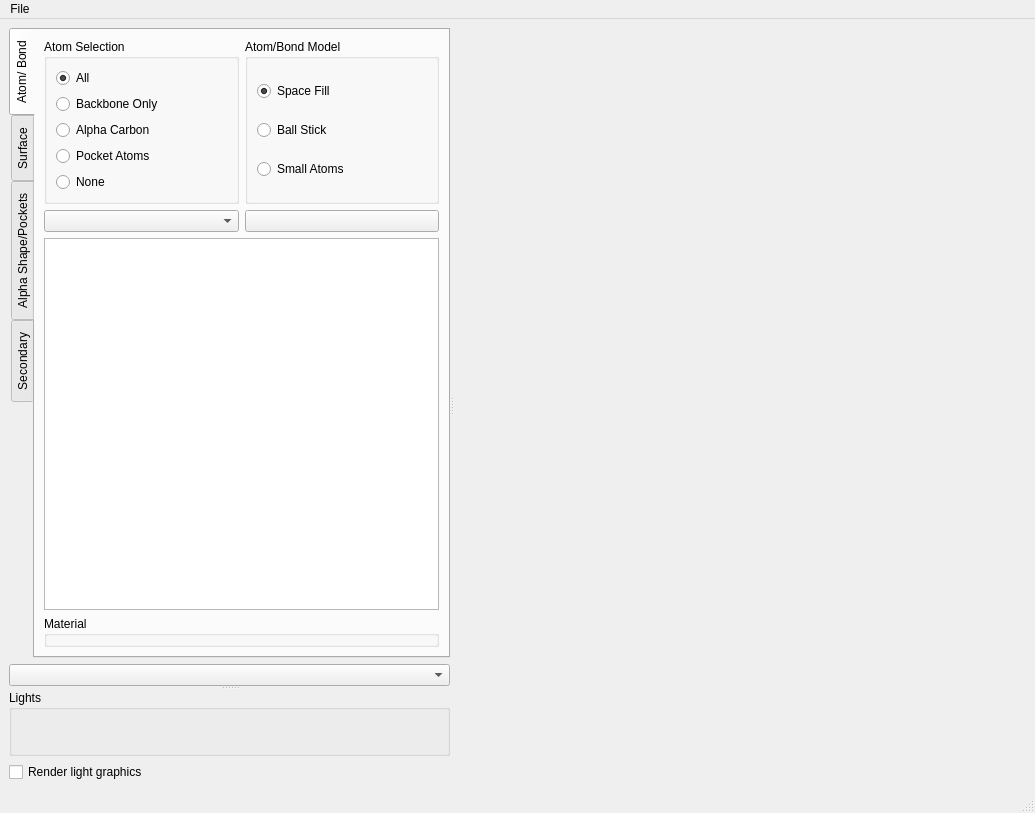
nithins/proteinvis, file pv_app/forms/mainwindow.ui: the form before one commit.
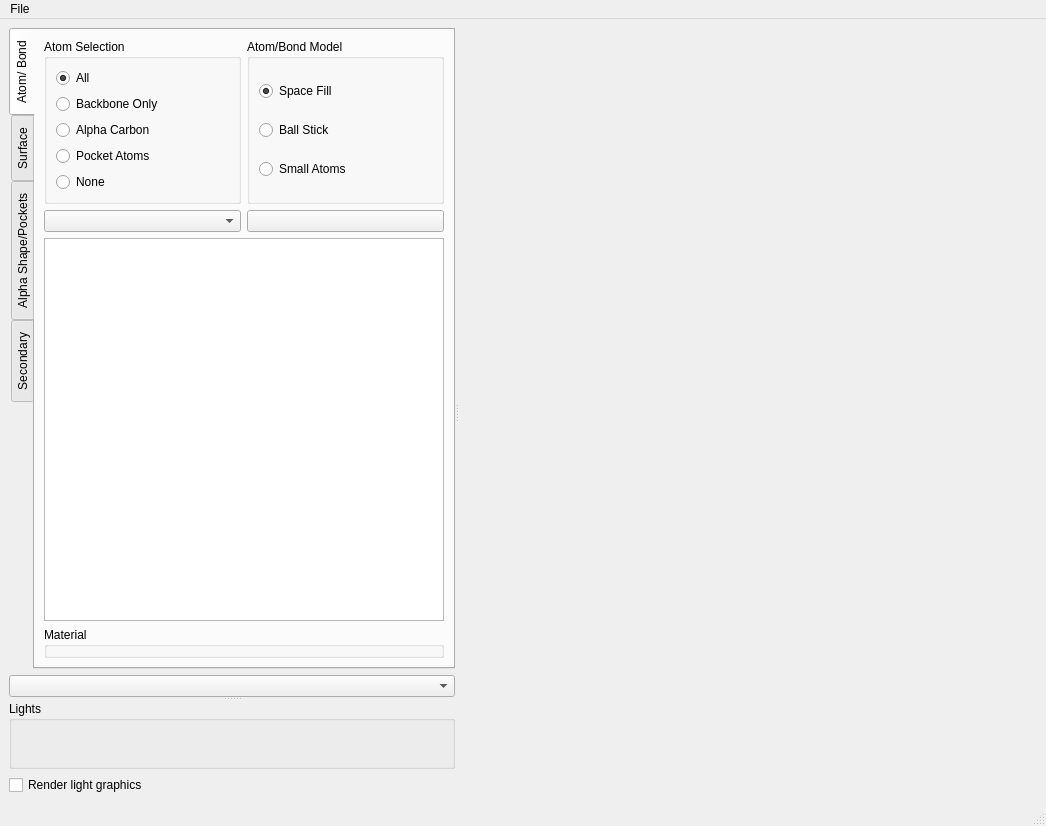
The form after the commit. Icons and pictures are not drawn. Custom widgets are drawn as their Qt base class.

Patch:
```diff
--- a/pv_app/forms/mainwindow.ui
+++ b/pv_app/forms/mainwindow.ui
@@ -6,8 +6,8 @@
    <rect>
     <x>0</x>
     <y>0</y>
-    <width>1035</width>
-    <height>813</height>
+    <width>1046</width>
+    <height>826</height>
    </rect>
   </property>
   <property name="windowTitle">
@@ -537,7 +537,7 @@
     <rect>
      <x>0</x>
      <y>0</y>
-     <width>1035</width>
+     <width>1046</width>
      <height>23</height>
     </rect>
    </property>
```
